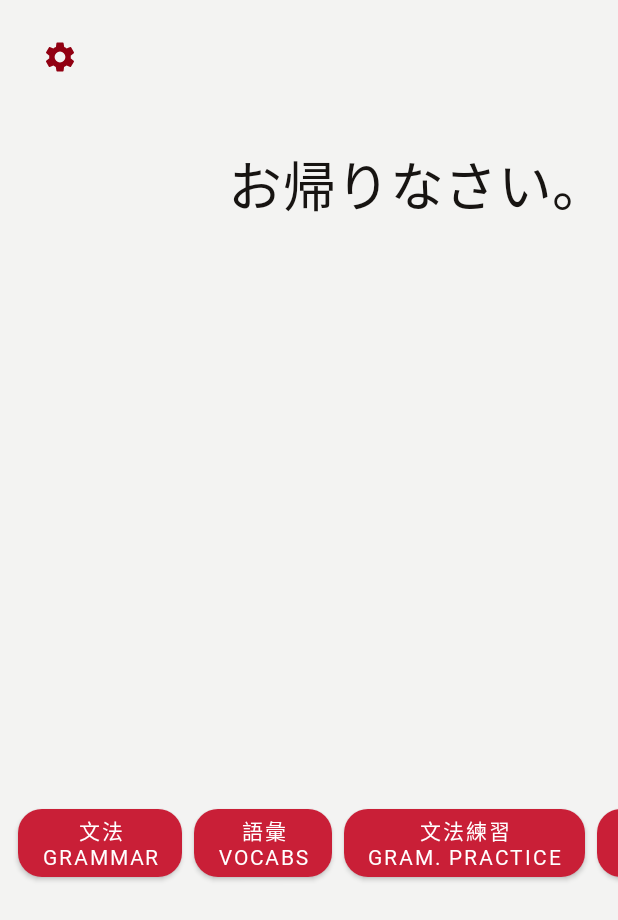
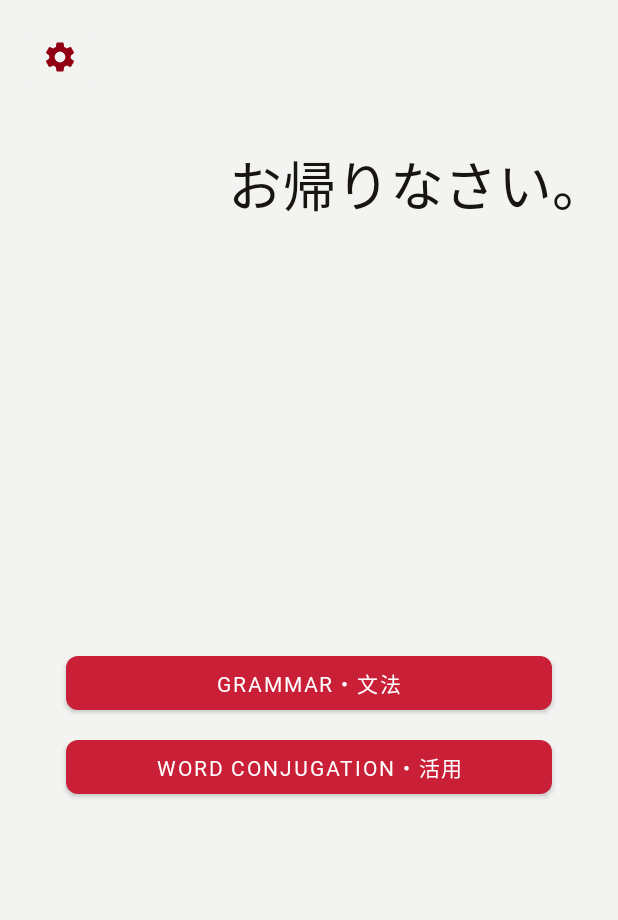
Before and after one commit to nrchan/ProjectJLPT, an Android app: the screen it shows after launch (MainActivity), on a phone screen of 412 x 824 dp. Shown: the top 920 px of the screen. Run offline under Robolectric (Android 15) with nearby library versions, the phone set to English and light mode, and no system bars.

Commit message:
continue with setting activity

```diff
--- a/app/build.gradle
+++ b/app/build.gradle
@@ -31,6 +31,7 @@ dependencies {
     implementation 'androidx.core:core-ktx:1.0.2'
     implementation 'androidx.constraintlayout:constraintlayout:1.1.3'
     implementation 'androidx.preference:preference:1.1.0-rc01'
+    implementation 'androidx.lifecycle:lifecycle-extensions:2.0.0'
     testImplementation 'junit:junit:4.12'
     androidTestImplementation 'androidx.test:runner:1.2.0'
     androidTestImplementation 'androidx.test.espresso:espresso-core:3.2.0'
--- a/app/src/main/java/com/example/nr/projectjlpt/GrammarPointAdapter.kt
+++ b/app/src/main/java/com/example/nr/projectjlpt/GrammarPointAdapter.kt
@@ -1,5 +1,6 @@
 package com.example.nr.projectjlpt
 
+import android.app.Activity
 import android.content.Context
 import android.content.Intent
 import android.util.Log
@@ -8,10 +9,11 @@ import android.view.View
 import android.view.ViewGroup
 import android.widget.TextView
 import android.widget.Toast
+import androidx.core.app.ActivityOptionsCompat
 import androidx.recyclerview.widget.RecyclerView
 import kotlinx.android.synthetic.main.grammar_list_item.view.*
 
-class GrammarPointAdapter(private val grammars: ArrayList<GrammarPoint>, private val context: Context) : RecyclerView.Adapter<ViewHolder>(){
+class GrammarPointAdapter(private val grammars: ArrayList<GrammarPoint>, private val context: Activity) : RecyclerView.Adapter<ViewHolder>(){
 
     override fun onCreateViewHolder(parent: ViewGroup, viewType: Int): ViewHolder {
         return ViewHolder(LayoutInflater.from(context).inflate(R.layout.grammar_list_item, parent, false))
--- a/app/src/main/java/com/example/nr/projectjlpt/MainActivity.kt
+++ b/app/src/main/java/com/example/nr/projectjlpt/MainActivity.kt
@@ -18,6 +18,10 @@ class MainActivity : AppCompatActivity() {
             startActivity(Intent(this, GrammarListActivity::class.java))
         }
 
+        conjugation_activity_btn.setOnClickListener {
+            //startActivity(Intent(this, ConjugationActivity::class.java))
+        }
+
         setting_btn.setOnClickListener {
             startActivity(Intent(this, SettingsActivity::class.java))
         }
--- a/app/src/main/java/com/example/nr/projectjlpt/SettingsActivity.kt
+++ b/app/src/main/java/com/example/nr/projectjlpt/SettingsActivity.kt
@@ -10,6 +10,8 @@ import androidx.preference.Preference
 import androidx.preference.PreferenceFragmentCompat
 import androidx.preference.PreferenceManager
 import androidx.room.Room
+import com.google.firebase.firestore.FirebaseFirestore
+import com.google.firebase.firestore.ktx.getField
 import kotlinx.coroutines.Dispatchers
 import kotlinx.coroutines.GlobalScope
 import kotlinx.coroutines.launch
@@ -38,7 +40,9 @@ class SettingsActivity : AppCompatActivity(){
                         ).build()
                         grammardb.GrammarPointDao().deleteAll()
                         launch(Dispatchers.Main) {
-                            Toast.makeText(activity, "All Downloaded Grammars Deleted!", Toast.LENGTH_LONG).show()
+                            Toast.makeText(activity, "All Downloaded Grammars Refreshed!", Toast.LENGTH_LONG).show()
+                            preference.isEnabled = false
+                            preference.summary = getString(R.string.grammar_downloaded_summary_not_enabled)
                         }
                         val sharedPref = PreferenceManager.getDefaultSharedPreferences(activity)
                         val editor = sharedPref.edit()
--- /dev/null
+++ b/app/src/main/res/drawable/ic_refresh_24dp.xml
@@ -0,0 +1,5 @@
+<vector android:height="24dp" android:tint="#910012"
+    android:viewportHeight="24.0" android:viewportWidth="24.0"
+    android:width="24dp" xmlns:android="http://schemas.android.com/apk/res/android">
+    <path android:fillColor="#FF000000" android:pathData="M17.65,6.35C16.2,4.9 14.21,4 12,4c-4.42,0 -7.99,3.58 -7.99,8s3.57,8 7.99,8c3.73,0 6.84,-2.55 7.73,-6h-2.08c-0.82,2.33 -3.04,4 -5.65,4 -3.31,0 -6,-2.69 -6,-6s2.69,-6 6,-6c1.66,0 3.14,0.69 4.22,1.78L13,11h7V4l-2.35,2.35z"/>
+</vector>
--- a/app/src/main/res/layout/activity_individual_grammar_point.xml
+++ b/app/src/main/res/layout/activity_individual_grammar_point.xml
@@ -15,6 +15,7 @@
 
         <TextView
                 android:text="@string/individual_grammar_pattern_default"
+                android:transitionName="grammar_pattern"
                 android:layout_width="0dp"
                 android:layout_height="wrap_content"
                 android:id="@+id/patternText" app:layout_constraintStart_toStartOf="parent"
@@ -25,6 +26,7 @@
                 android:textSize="30sp" android:textColor="@color/titleText"/>
         <TextView
                 android:text="@string/individual_grammar_romaji_default"
+                android:transitionName="grammar_romaji"
                 android:layout_width="wrap_content"
                 android:layout_height="wrap_content" android:id="@+id/romajiText"
                 app:layout_constraintTop_toBottomOf="@+id/patternText"
@@ -53,6 +55,7 @@
                 app:layout_constraintStart_toStartOf="parent" android:layout_marginStart="32dp"/>
         <TextView
                 android:text="@string/individual_grammar_meaning_default"
+                android:transitionName="grammar_meaning"
                 android:layout_width="0dp"
                 android:layout_height="wrap_content"
                 android:id="@+id/meaningText" app:layout_constraintStart_toStartOf="@+id/patternText"
--- a/app/src/main/res/layout/activity_main.xml
+++ b/app/src/main/res/layout/activity_main.xml
@@ -17,54 +17,37 @@
             android:fontFamily="@font/noto_serif_cjk_black" android:textAlignment="textEnd"
             android:textSize="36sp" app:layout_constraintStart_toStartOf="parent" android:layout_marginStart="8dp"
             app:layout_constraintHorizontal_bias="1.0"/>
-    <HorizontalScrollView
-            android:layout_width="0dp"
-            android:layout_height="wrap_content" android:layout_marginTop="8dp"
-            app:layout_constraintTop_toTopOf="parent" android:layout_marginBottom="8dp"
-            app:layout_constraintBottom_toBottomOf="parent" app:layout_constraintEnd_toEndOf="parent"
-            app:layout_constraintStart_toStartOf="parent" android:layout_marginStart="8dp"
-            app:layout_constraintVertical_bias="0.7">
-        <LinearLayout android:layout_width="wrap_content" android:layout_height="match_parent"
-                      android:orientation="horizontal"
-                      android:scrollbars="none">
+    <LinearLayout
+            android:orientation="vertical"
+            android:layout_width="match_parent"
+            app:layout_constraintStart_toStartOf="parent"
+            android:layout_marginStart="32dp" app:layout_constraintEnd_toEndOf="parent" android:layout_marginEnd="32dp"
+            app:layout_constraintTop_toBottomOf="@+id/main_activity_title" android:layout_marginBottom="8dp"
+            app:layout_constraintBottom_toBottomOf="parent" android:layout_height="wrap_content"
+            android:layout_marginTop="8dp">
         <com.google.android.material.button.MaterialButton
                 android:text="@string/grammar_list_activity_btn_text"
-                    android:layout_width="wrap_content"
+                android:layout_width="match_parent"
                 android:layout_height="wrap_content"
                 android:id="@+id/grammar_list_activity_btn"
                 app:backgroundTint="@color/colorSecondary"
                 android:insetLeft="4dp" android:fontFamily="@font/noto_sans_cjk_black" android:insetRight="4dp"
-                    app:cornerRadius="16dp"/>
-
+                app:cornerRadius="8dp" android:layout_marginStart="8dp"
+                android:layout_marginEnd="8dp"
+                android:layout_marginBottom="8dp"
+                android:textAlignment="center"/>
         <com.google.android.material.button.MaterialButton
-                    android:text="@string/vocab_list_activity_btn_text"
-                    android:layout_width="wrap_content"
+                android:text="@string/conjugation_activity_btn_text"
+                android:layout_width="match_parent"
                 android:layout_height="wrap_content"
-                    android:id="@+id/vocab_list_activity_btn"
+                android:id="@+id/conjugation_activity_btn"
                 app:backgroundTint="@color/colorSecondary"
                 android:insetLeft="4dp" android:fontFamily="@font/noto_sans_cjk_black" android:insetRight="4dp"
-                    app:cornerRadius="16dp"/>
-
-            <com.google.android.material.button.MaterialButton
-                    android:text="@string/grammar_practice_activity_btn_text"
-                    android:layout_width="wrap_content"
-                    android:layout_height="wrap_content"
-                    android:id="@+id/grammar_practice_activity_btn"
-                    app:backgroundTint="@color/colorSecondary"
-                    android:insetLeft="4dp" android:fontFamily="@font/noto_sans_cjk_black" android:insetRight="4dp"
-                    app:cornerRadius="16dp"/>
-
-            <com.google.android.material.button.MaterialButton
-                    android:text="@string/vocab_practice_activity_btn_text"
-                    android:layout_width="wrap_content"
-                    android:layout_height="wrap_content"
-                    android:id="@+id/vocab_practice_activity_btn"
-                    app:backgroundTint="@color/colorSecondary"
-                    android:insetLeft="4dp" android:fontFamily="@font/noto_sans_cjk_black" android:insetRight="4dp"
-                    app:cornerRadius="16dp"/>
-
+                app:cornerRadius="8dp" android:layout_marginStart="8dp"
+                android:layout_marginEnd="8dp"
+                android:layout_marginBottom="8dp"
+                android:textAlignment="center"/>
     </LinearLayout>
-    </HorizontalScrollView>
     <ImageButton
             android:layout_width="wrap_content"
             android:layout_height="wrap_content" app:srcCompat="@drawable/ic_settings_24dp"
--- a/app/src/main/res/layout/grammar_list_item.xml
+++ b/app/src/main/res/layout/grammar_list_item.xml
@@ -11,6 +11,7 @@
             android:layout_height="wrap_content">
         <TextView
                 android:id="@+id/grammar_pattern"
+                android:transitionName="grammar_pattern"
                 android:layout_width="wrap_content"
                 android:layout_height="wrap_content"
                 android:text="@string/grammar_list_pattern_default"
@@ -19,6 +20,7 @@
                 android:textStyle="bold" android:layout_marginStart="0sp" android:layout_marginEnd="4sp"/>
         <TextView
                 android:text="@string/grammar_list_meaning_default"
+                android:transitionName="grammar_meaning"
                 android:layout_width="0dp"
                 android:layout_height="wrap_content" android:id="@+id/grammar_meaning" android:layout_weight="1"
                 android:textSize="20sp"
@@ -26,6 +28,7 @@
     </LinearLayout>
     <TextView
             android:id="@+id/grammar_romaji"
+            android:transitionName="grammar_romaji"
             android:text="@string/grammar_list_romaji_default"
             android:layout_width="match_parent"
             android:layout_height="wrap_content"
--- a/app/src/main/res/values/strings.xml
+++ b/app/src/main/res/values/strings.xml
@@ -1,18 +1,19 @@
 <resources>
     <string name="app_name">Project JLPT</string>
 
+    <!--main activity-->
     <string name="main_activity_title">お帰りなさい。</string>
-    <string name="grammar_list_activity_btn_text">文法\nGrammar</string>
-    <string name="vocab_list_activity_btn_text">語彙\nVocabs</string>
-    <string name="grammar_practice_activity_btn_text">文法練習\nGram. Practice</string>
-    <string name="vocab_practice_activity_btn_text">語彙練習\nVocab Practice</string>
+    <string name="grammar_list_activity_btn_text">Grammar・文法</string>
+    <string name="conjugation_activity_btn_text">Word Conjugation・活用</string>
 
+    <!--grammar list activity-->
     <string name="grammar_list_activity_title">All the grammar</string>
     <string name="grammar_list_activity_progressText">Loading Now・ロード中</string>
     <string name="grammar_list_pattern_default">Grammar Pattern Here</string>
     <string name="grammar_list_romaji_default">Its Associated Romaji</string>
     <string name="grammar_list_meaning_default">Its meaning here :)</string>
 
+    <!--individual grammar point activity-->
     <string name="individual_grammar_pattern_default">文法パターン</string>
     <string name="individual_grammar_romaji_default">bunpou pataan</string>
     <string name="individual_grammar_kana_default">ぶんぽうぱたーん</string>
@@ -28,8 +29,15 @@
 
     <!-- Preference Titles -->
     <string name="download_header">Download</string>
+    <string name="custom_header">Customize</string>
+
+    <!-- Customize Preferences -->
+    <string name="name_title">How should I call you?</string>
+    <string name="address_title">How would you like to be addressed?</string>
+    <string name="address_summary">Choose the one that suits you best!</string>
 
     <!--Downloaded  Preferences -->
-    <string name="grammar_downloaded_title">Delete grammars</string>
-    <string name="grammar_downloaded_summary">Delete all downloaded grammar points from this device.</string>
+    <string name="grammar_downloaded_title">Refresh grammars</string>
+    <string name="grammar_downloaded_summary">Refresh your downloaded grammar points on this device.</string>
+    <string name="grammar_downloaded_summary_not_enabled">Your downloaded grammar points are refreshed!</string>
 </resources>
--- a/app/src/main/res/values/styles.xml
+++ b/app/src/main/res/values/styles.xml
@@ -8,10 +8,25 @@
         <item name="colorAccent">@color/colorAccent</item>
         <item name="windowActionBar">false</item>
         <item name="windowNoTitle">true</item>
+        <item name="preferenceTheme">@style/customPref</item>
     </style>
 
     <style name="AppTheme.Launch">
         <item name="android:windowBackground">@drawable/launch_screen</item>
     </style>
 
+    <style name="AppTheme.NoActionBar">
+        <item name="windowActionBar">false</item>
+        <item name="windowNoTitle">true</item>
+    </style>
+
+    <style name="customPref" parent="PreferenceThemeOverlay.v14.Material">
+        <item name="android:textColor">@color/colorSecondary</item>
+        <item name="android:textColorSecondary">@color/colorSecondaryDark</item>
+    </style>
+
+    <style name="AppTheme.AppBarOverlay" parent="ThemeOverlay.AppCompat.Dark.ActionBar"/>
+
+    <style name="AppTheme.PopupOverlay" parent="ThemeOverlay.AppCompat.Light"/>
+
 </resources>
```
Also changed, not shown: app/src/main/res/values/array.xml (added, +8 -0 lines), app/src/main/res/xml/root_preferences.xml (+19 -0 lines). Lines whose indentation alone changed are shown as unchanged.
